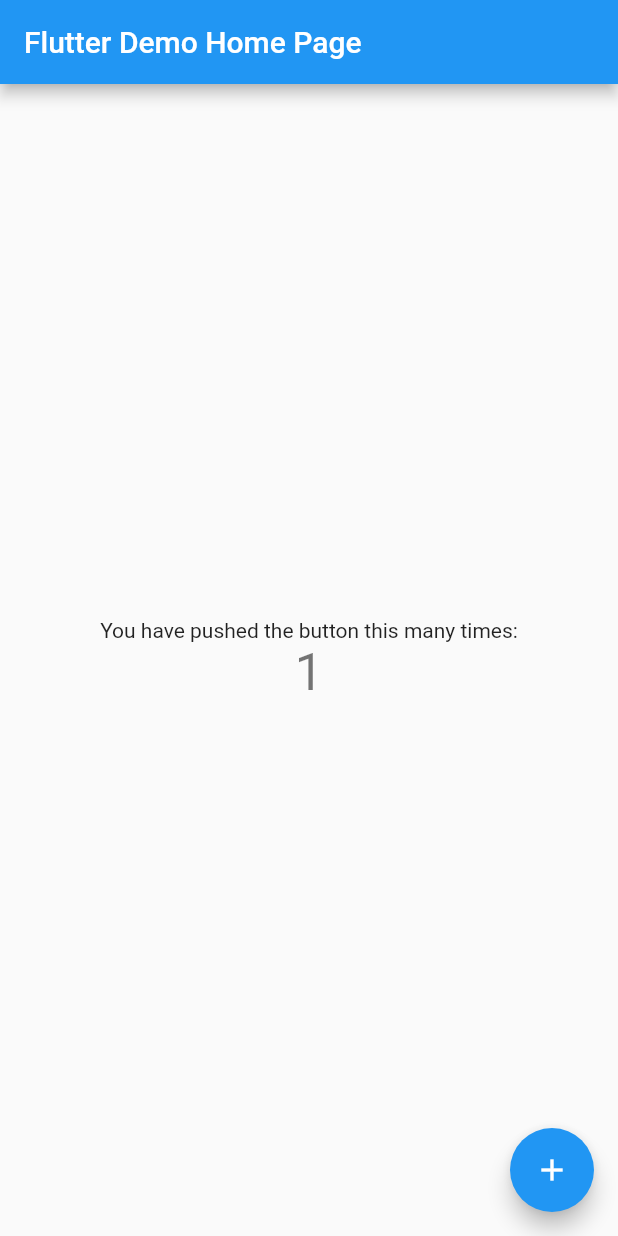
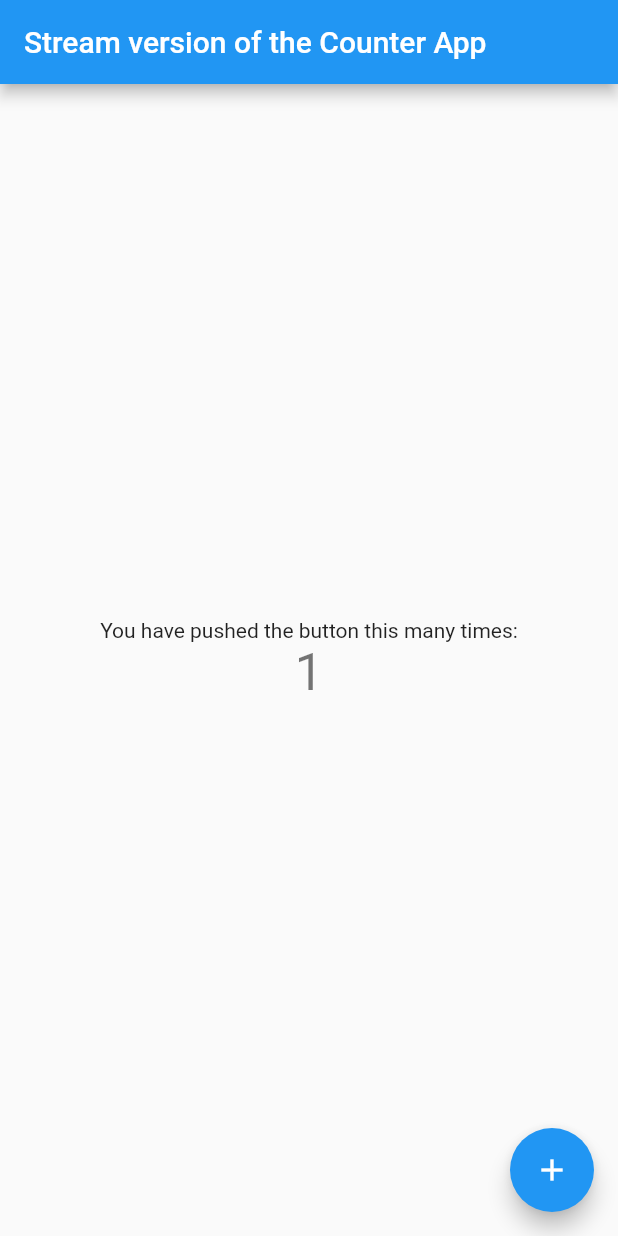
Before and after one commit to edyonil/flutter-meetup-gdg, a Flutter app: the screen it shows after launch, after a tap on the "add" icon, on a phone screen of 412 x 824 dp. Run offline on Flutter 3.47's test engine with Material 2 defaults, Android fonts, the phone set to English and light mode, and no system bars; our stand-ins replace rxdart.

Commit message:
stream feature

```diff
--- a/lib/main.dart
+++ b/lib/main.dart
@@ -1,4 +1,5 @@
 import 'package:flutter/material.dart';
+import 'dart:async';
 
 void main() => runApp(MyApp());
 
@@ -44,45 +45,45 @@ class MyHomePage extends StatefulWidget {
 }
 
 class _MyHomePageState extends State<MyHomePage> {
-  int _counter = 0;
+int _counter = 0;
+  final StreamController<int> _streamController = StreamController<int>();
 
-  void _incrementCounter() {
-    setState(() {
-      // This call to setState tells the Flutter framework that something has
-      // changed in this State, which causes it to rerun the build method below
-      // so that the display can reflect the updated values. If we changed
-      // _counter without calling setState(), then the build method would not be
-      // called again, and so nothing would appear to happen.
-      _counter++;
-    });
+  @override
+  void dispose(){
+    _streamController.close();
+    super.dispose();
   }
 
   @override
   Widget build(BuildContext context) {
-    print("Vou refazer a build");
     return Scaffold(
-      appBar: AppBar(
-        title: Text(widget.title),
-      ),
+      appBar: AppBar(title: Text('Stream version of the Counter App')),
       body: Center(
-        child: Column(
-          mainAxisAlignment: MainAxisAlignment.center,
-          children: <Widget>[
-            Text(
+        child: StreamBuilder<int>(
+          stream: _streamController.stream,
+          initialData: _counter,
+          builder: (BuildContext context, AsyncSnapshot<int> snapshot){
+            return Column(
+              mainAxisAlignment: MainAxisAlignment.center,
+              children: <Widget>[
+                Text(
               'You have pushed the button this many times:',
             ),
             Text(
               '$_counter',
               style: Theme.of(context).textTheme.display1,
             ),
-          ],
+              ],
+            );
+          }
         ),
       ),
       floatingActionButton: FloatingActionButton(
-        onPressed: _incrementCounter,
-        tooltip: 'Increment',
-        child: Icon(Icons.add),
-      ), // This trailing comma makes auto-formatting nicer for build methods.
+        child: const Icon(Icons.add),
+        onPressed: (){
+          _streamController.sink.add(++_counter);
+        },
+      ),
     );
   }
 }
```
